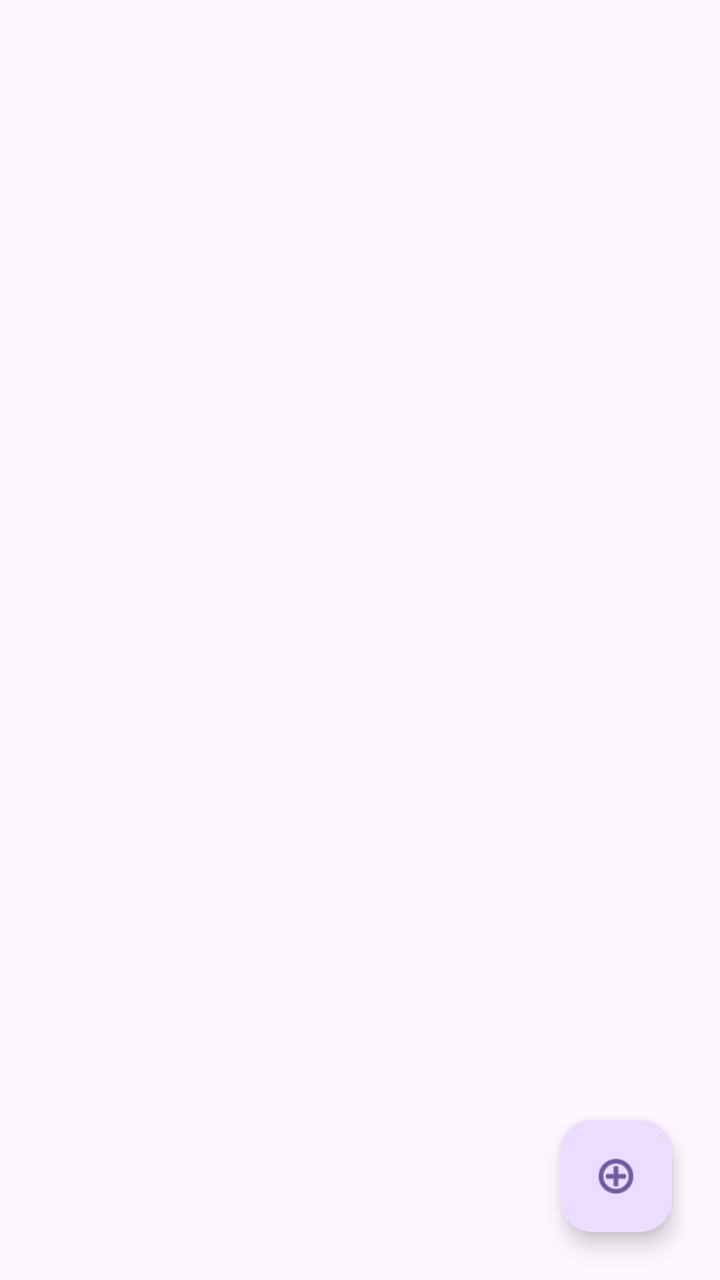
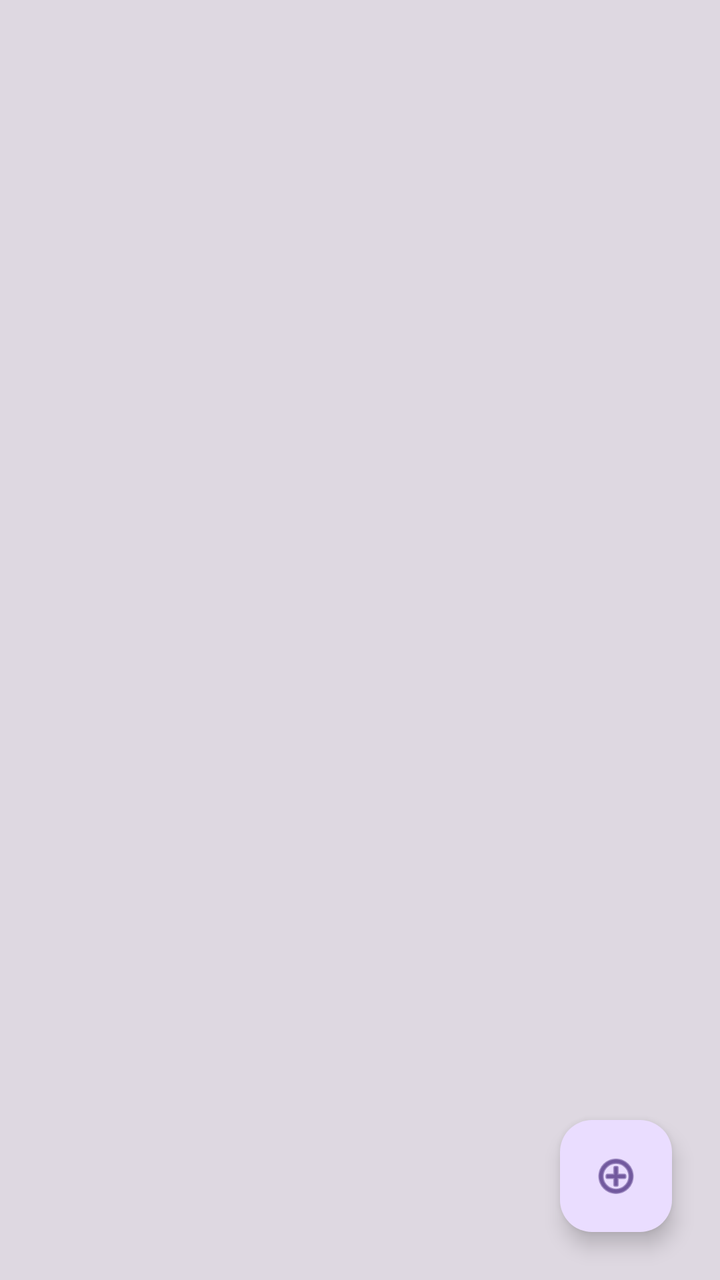

The first picture is an Android layout as it rendered before a commit; the second is the same layout after the commit. The layout source and the unified diff follow.
<!-- AndroidManifest.xml: application theme Theme.SimpleDo -->
<!-- res/layout/main_fragment.xml -->
<?xml version="1.0" encoding="utf-8"?>
<androidx.constraintlayout.widget.ConstraintLayout xmlns:android="http://schemas.android.com/apk/res/android"
    xmlns:app="http://schemas.android.com/apk/res-auto"
    xmlns:tools="http://schemas.android.com/tools"
    android:id="@+id/nestedScrollView"
    android:layout_width="match_parent"
    android:layout_height="match_parent"
    tools:context=".MainFragment">

    <ListView
        android:id="@+id/main_list"
        android:layout_width="match_parent"
        android:layout_height="match_parent"
        android:fastScrollEnabled="false"
        android:nestedScrollingEnabled="true"
        android:scrollbars="none"
        tools:layout_editor_absoluteX="0dp"
        tools:layout_editor_absoluteY="-80dp" />

    <com.google.android.material.floatingactionbutton.FloatingActionButton
        android:id="@+id/main_fab"
        android:layout_width="wrap_content"
        android:layout_height="wrap_content"
        android:layout_marginEnd="24dp"
        android:layout_marginBottom="24dp"
        android:clickable="true"
        android:src="@android:drawable/ic_menu_add"
        app:layout_constraintBottom_toBottomOf="parent"
        app:layout_constraintEnd_toEndOf="parent" />

</androidx.constraintlayout.widget.ConstraintLayout>
<!-- resources referenced by this layout -->
<resources>
  <style name="Theme.SimpleDo" parent="Base.Theme.SimpleDo" />
  <style name="Base.Theme.SimpleDo" parent="Theme.Material3.DayNight.NoActionBar">
          
          
      </style>
</resources>

<!-- the commit's change to res/layout/main_fragment.xml (unified diff, before → after) -->
@@ -5,17 +5,22 @@
     android:id="@+id/nestedScrollView"
     android:layout_width="match_parent"
     android:layout_height="match_parent"
+    android:background="?attr/colorSurfaceDim"
     tools:context=".MainFragment">
 
     <ListView
         android:id="@+id/main_list"
         android:layout_width="match_parent"
         android:layout_height="match_parent"
-        android:fastScrollEnabled="false"
+        android:layout_margin="16dp"
+        android:divider="@null"
+        android:dividerHeight="8dp"
         android:nestedScrollingEnabled="true"
         android:scrollbars="none"
-        tools:layout_editor_absoluteX="0dp"
-        tools:layout_editor_absoluteY="-80dp" />
+        app:layout_constraintBottom_toBottomOf="parent"
+        app:layout_constraintEnd_toEndOf="parent"
+        app:layout_constraintStart_toStartOf="parent"
+        app:layout_constraintTop_toTopOf="parent" />
 
     <com.google.android.material.floatingactionbutton.FloatingActionButton
         android:id="@+id/main_fab"
